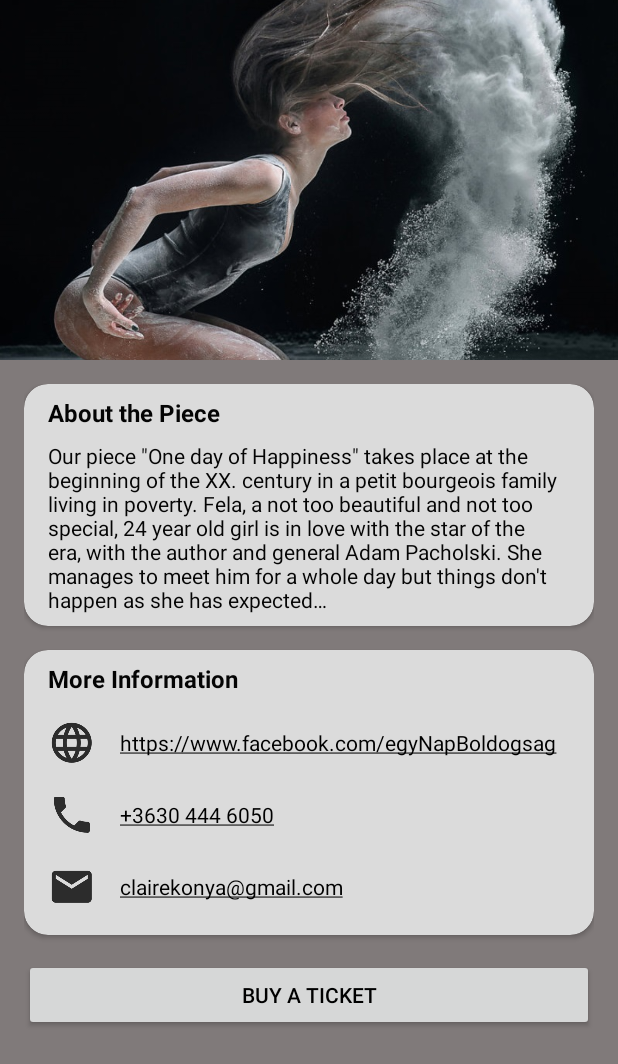
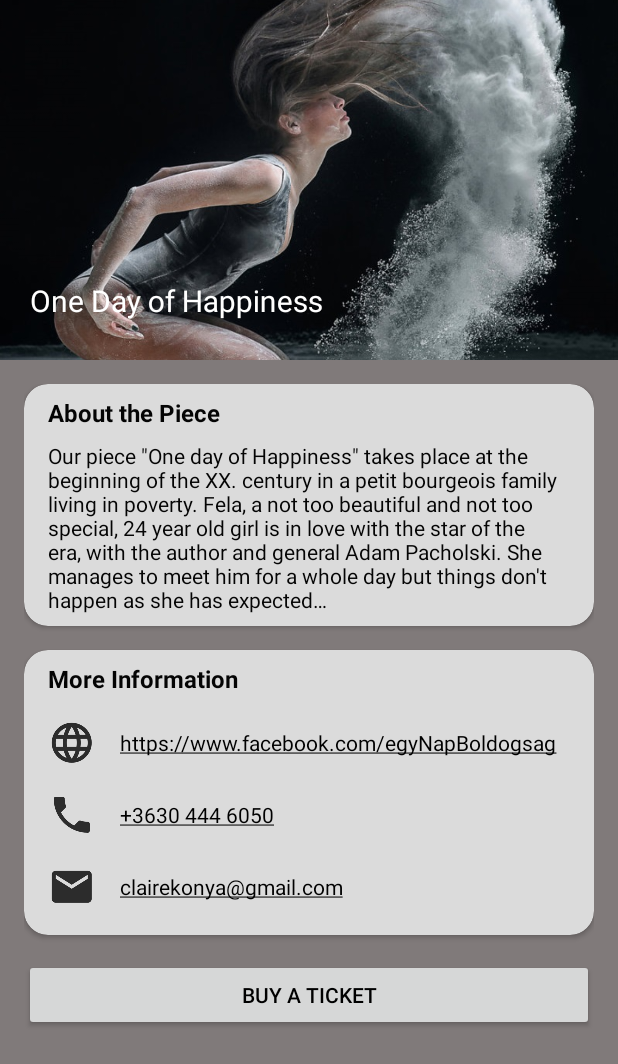
Before and after one commit to mrpeny/OneDayOfHappiness, an Android app: the screen it shows after launch (MainActivity), on a phone screen of 412 x 824 dp. Shown: the top 1064 px of the screen. Run offline under Robolectric (Android 15) with nearby library versions, the phone set to English and light mode, and no system bars.

Commit message:
Title set on Toolbar programatically.

```diff
--- a/app/src/main/java/com/example/mrpeny/onedayofhappiness/MainActivity.java
+++ b/app/src/main/java/com/example/mrpeny/onedayofhappiness/MainActivity.java
@@ -2,10 +2,9 @@ package com.example.mrpeny.onedayofhappiness;
 
 import android.content.Intent;
 import android.net.Uri;
-import android.support.design.widget.CollapsingToolbarLayout;
+import android.os.Bundle;
 import android.support.v7.app.AppCompatActivity;
-import android.os.Bundle;
-import android.util.Log;
+import android.support.v7.widget.Toolbar;
 import android.view.View;
 
 public class MainActivity extends AppCompatActivity {
@@ -14,6 +13,9 @@ public class MainActivity extends AppCompatActivity {
     protected void onCreate(Bundle savedInstanceState) {
         super.onCreate(savedInstanceState);
         setContentView(R.layout.activity_main);
+
+        Toolbar mToolbar = (Toolbar) findViewById(R.id.toolbar);
+        mToolbar.setTitle(getString(R.string.app_name));
     }
 
     public void buyTicket(View view) {
--- a/app/src/main/res/layout/activity_main.xml
+++ b/app/src/main/res/layout/activity_main.xml
@@ -23,7 +23,8 @@
             app:contentScrim="@color/colorPrimaryDark"
             app:expandedTitleMarginStart="@dimen/expanded_title_margin_start"
             app:expandedTitleTextAppearance="@style/collapsedToolbarStyle"
-            app:layout_scrollFlags="scroll|exitUntilCollapsed">
+            app:layout_scrollFlags="scroll|exitUntilCollapsed"
+            app:titleEnabled="true">
 
             <!-- Cover picture in Collapsing Toolbar -->
             <ImageView
@@ -38,7 +39,8 @@
             <android.support.v7.widget.Toolbar
                 android:id="@+id/toolbar"
                 android:layout_width="match_parent"
-                android:layout_height="?attr/actionBarSize" />
+                android:layout_height="?attr/actionBarSize"
+                android:title="@string/app_name" />
 
         </android.support.design.widget.CollapsingToolbarLayout>
 
--- a/app/src/main/res/values/dimens.xml
+++ b/app/src/main/res/values/dimens.xml
@@ -14,9 +14,10 @@
 
     <!-- CardView layout margins and paddings -->
     <dimen name="cardview_margin_bottom">16dp</dimen>
+    <dimen name="cardview_margin_left_right">16dp</dimen>
     <dimen name="cardview_title_text_margin_bottom">8dp</dimen>
 
-    <!-- LinearLayout paddings -->
+    <!-- CardView LinearLayout paddings -->
     <dimen name="linearlayout_padding_right_left">16dp</dimen>
     <dimen name="linearlayout_padding_top_bottom">8dp</dimen>
 
--- a/app/src/main/res/values/strings.xml
+++ b/app/src/main/res/values/strings.xml
@@ -1,6 +1,7 @@
 <resources>
     <string name="app_name">One Day of Happiness</string>
 
+    <!-- Description of the image -->
     <string name="content_description">Image about a woman acting on the stage</string>
 
     <!-- Header text for the first Card [CHAR LIMIT=20] -->
--- a/app/src/main/res/values/styles.xml
+++ b/app/src/main/res/values/styles.xml
@@ -1,5 +1,4 @@
 <resources>
-
     <!-- Base application theme. -->
     <style name="AppTheme" parent="Theme.AppCompat.Light.NoActionBar">
         <!-- Customize your theme here. -->
@@ -50,5 +49,4 @@
         <item name="android:textStyle">bold</item>
         <item name="android:layout_marginBottom">@dimen/cardview_title_text_margin_bottom</item>
     </style>
-
 </resources>
--- a/build.gradle
+++ b/build.gradle
@@ -5,7 +5,7 @@ buildscript {
         jcenter()
     }
     dependencies {
-        classpath 'com.android.tools.build:gradle:2.3.0'
+        classpath 'com.android.tools.build:gradle:2.3.1'
 
         // NOTE: Do not place your application dependencies here; they belong
         // in the individual module build.gradle files
```
